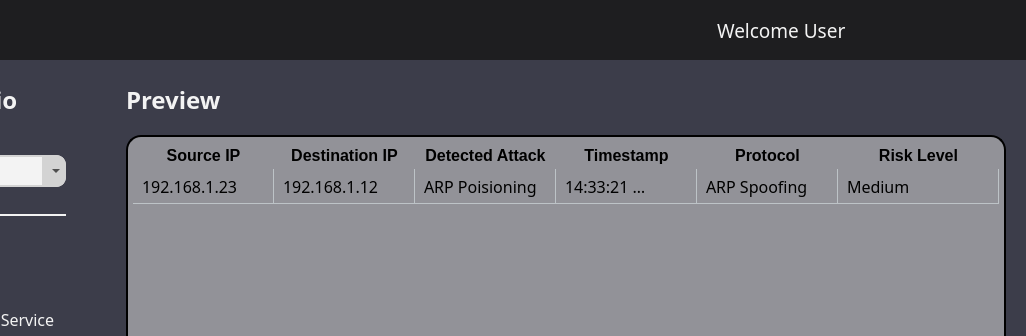
The window that src/interface/NetSpect.ui (Shayhha/NetSpect) describes before a commit, drawn with Qt 5; both pictures show x 254 to 1280 and y 0 to 336 of the 1280 by 720 pixel window.
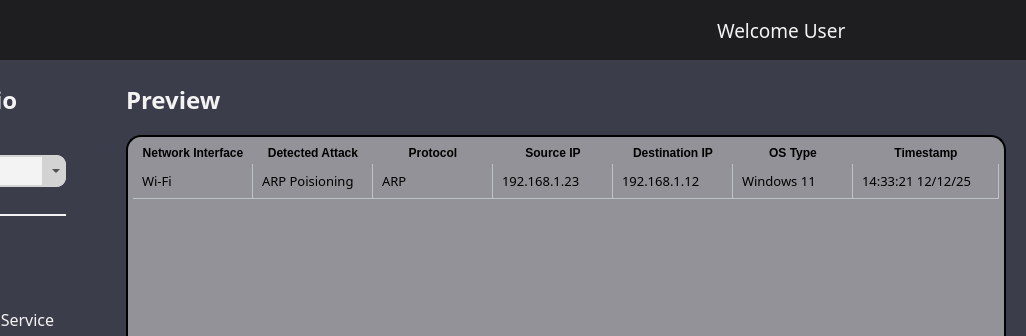
The same window after the commit. The open tabs and pages were chosen to show the change. Icons and pictures are not drawn.

Diff of the .ui file:
```diff
--- a/src/interface/NetSpect.ui
+++ b/src/interface/NetSpect.ui
@@ -2389,7 +2389,7 @@
                    <property name="font">
                     <font>
                      <family>Cairo</family>
-                     <pointsize>12</pointsize>
+                     <pointsize>10</pointsize>
                     </font>
                    </property>
                    <property name="styleSheet">
@@ -2397,13 +2397,15 @@
     border-radius: 8px;
     background-color: transparent;
     gridline-color: #bdc3c7;
+	text-align: center;
+
 }
 
 QHeaderView::section {
     background-color: rgba(204, 204, 204, 0.6);
     color: black;
     padding: 2px;
-    font-size: 16px;
+    font-size: 12px;
     font-weight: bold;
     border: none;
 }
@@ -2475,10 +2477,13 @@
                     <bool>false</bool>
                    </attribute>
                    <attribute name="horizontalHeaderMinimumSectionSize">
-                    <number>141</number>
+                    <number>120</number>
                    </attribute>
                    <attribute name="horizontalHeaderDefaultSectionSize">
-                    <number>141</number>
+                    <number>120</number>
+                   </attribute>
+                   <attribute name="horizontalHeaderHighlightSections">
+                    <bool>true</bool>
                    </attribute>
                    <attribute name="horizontalHeaderShowSortIndicator" stdset="0">
                     <bool>false</bool>
@@ -2506,6 +2511,21 @@
                      <string>#1</string>
                     </property>
                    </row>
+                   <column>
+                    <property name="text">
+                     <string>Network Interface</string>
+                    </property>
+                   </column>
+                   <column>
+                    <property name="text">
+                     <string>Detected Attack</string>
+                    </property>
+                   </column>
+                   <column>
+                    <property name="text">
+                     <string>Protocol</string>
+                    </property>
+                   </column>
                    <column>
                     <property name="text">
                      <string>Source IP</string>
@@ -2518,7 +2538,7 @@
                    </column>
                    <column>
                     <property name="text">
-                     <string>Detected Attack</string>
+                     <string>OS Type</string>
                     </property>
                    </column>
                    <column>
@@ -2526,44 +2546,39 @@
                      <string>Timestamp</string>
                     </property>
                    </column>
-                   <column>
-                    <property name="text">
-                     <string>Protocol</string>
-                    </property>
-                   </column>
-                   <column>
-                    <property name="text">
-                     <string>Risk Level</string>
-                    </property>
-                   </column>
                    <item row="0" column="0">
                     <property name="text">
-                     <string>192.168.1.23</string>
+                     <string>Wi-Fi</string>
                     </property>
                    </item>
                    <item row="0" column="1">
                     <property name="text">
-                     <string>192.168.1.12</string>
-                    </property>
-                   </item>
-                   <item row="0" column="2">
-                    <property name="text">
                      <string>ARP Poisioning</string>
                     </property>
                    </item>
+                   <item row="0" column="2">
+                    <property name="text">
+                     <string>ARP</string>
+                    </property>
+                   </item>
                    <item row="0" column="3">
                     <property name="text">
-                     <string>14:33:21 12/12/25</string>
+                     <string>192.168.1.23</string>
                     </property>
                    </item>
                    <item row="0" column="4">
                     <property name="text">
-                     <string>ARP Spoofing</string>
+                     <string>192.168.1.12</string>
                     </property>
                    </item>
                    <item row="0" column="5">
                     <property name="text">
-                     <string>Medium</string>
+                     <string>Windows 11</string>
+                    </property>
+                   </item>
+                   <item row="0" column="6">
+                    <property name="text">
+                     <string>14:33:21 12/12/25</string>
                     </property>
                    </item>
                   </widget>
```
Left out of the diff: 267 changed lines with no effect on the pictures.
